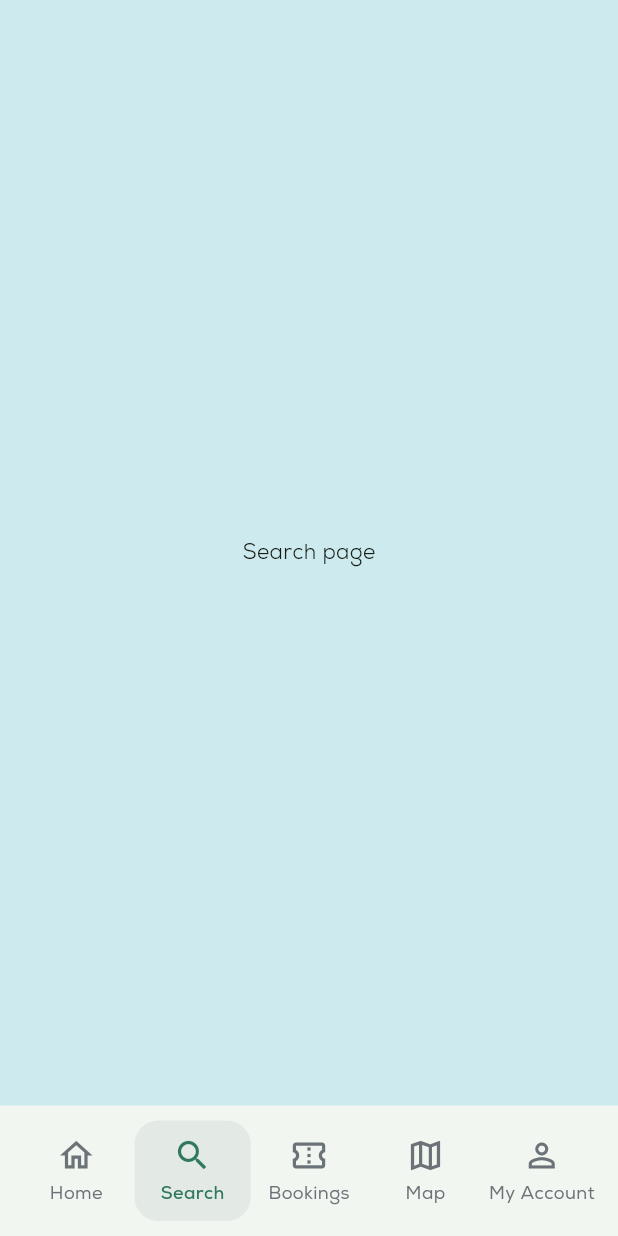
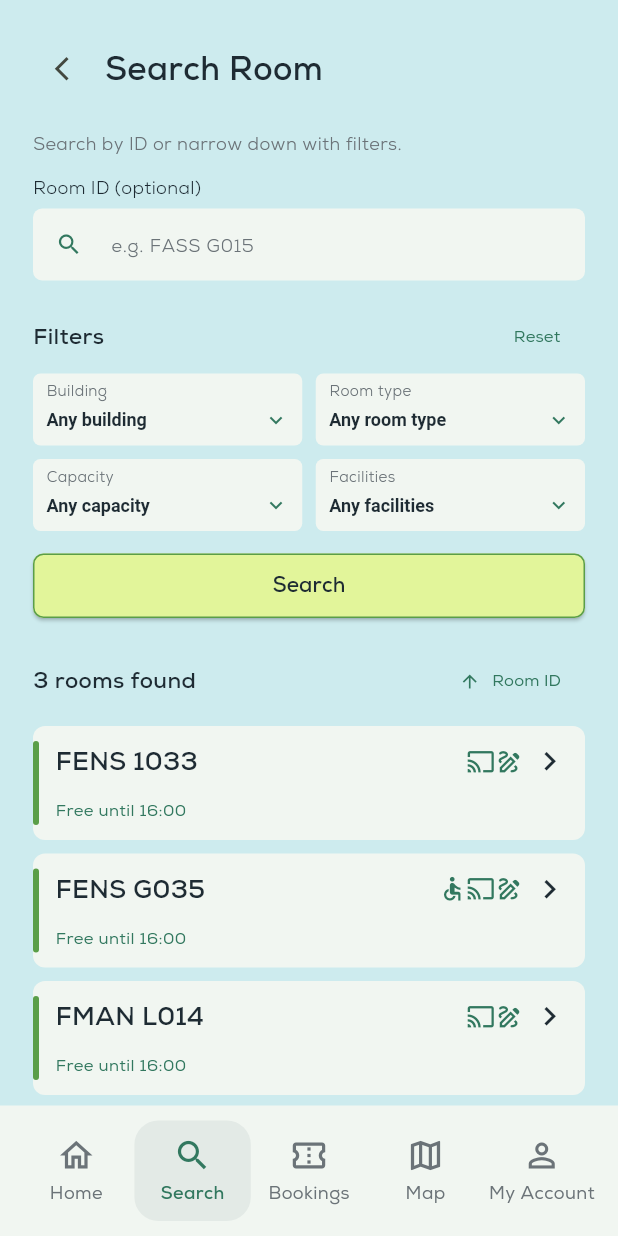
Before and after one commit to haneskicioglu/SuRoom, a Flutter app: the screen it shows after launch, scrolled down 123 dp, after a tap on "Search", on a phone screen of 412 x 824 dp. Run offline on Flutter 3.47's test engine with Material 3 defaults, Android fonts, the phone set to English and light mode, and no system bars; our stand-ins replace flutter_svg; project files that could hold a hidden picture were left out.

Commit message:
added search page with mock data

```diff
--- a/lib/home_screen.dart
+++ b/lib/home_screen.dart
@@ -3,6 +3,7 @@ import 'package:flutter/services.dart';
 
 import 'app_colors.dart';
 import 'bottom_navigation.dart';
+import 'search_room_page.dart';
 
 class HomeScreen extends StatefulWidget {
   final int initialTab;
@@ -25,7 +26,7 @@ class _HomeScreenState extends State<HomeScreen> {
           : null,
       body: switch (_tab) {
         0 => const _HomeBody(),
-        1 => const Center(child: Text('Search page')),
+        1 => const SearchPage(),
         2 => const Center(child: Text('Bookings page')),
         3 => const Center(child: Text('Map page')),
         _ => const Center(child: Text('My Account page')),
--- a/lib/main.dart
+++ b/lib/main.dart
@@ -5,6 +5,7 @@ import 'home_screen.dart';
 import 'notifications_screen.dart';
 import 'campus_activities_screen.dart';
 import 'room_details.dart';
+import 'search_room_page.dart';
 
 void main() {
   runApp(const SuRoomApp());
@@ -29,6 +30,7 @@ class SuRoomApp extends StatelessWidget {
         '/notifications': (context) => const NotificationsScreen(),
         '/activities': (context) => const CampusActivitiesScreen(),
         '/room_details': (context) => const RoomDetails(),
+        '/search_room_page': (context) => const SearchPage(),
       }
     );
   }
--- /dev/null
+++ b/lib/search_room_page.dart
@@ -0,0 +1,522 @@
+
+import 'package:flutter/material.dart';
+import 'app_colors.dart';
+
+class SearchPage extends StatelessWidget {
+  const SearchPage({super.key});
+
+  @override
+  Widget build(BuildContext context) {
+    return const _SearchPageContent();
+  }
+}
+
+class _SearchPageContent extends StatefulWidget {
+  const _SearchPageContent();
+
+  @override
+  State<_SearchPageContent> createState() => _SearchPageContentState();
+}
+
+class _SearchPageContentState extends State<_SearchPageContent> {
+  final TextEditingController searchController = TextEditingController();
+
+  String building = 'Any building';
+  String roomType = 'Any room type';
+  String capacity = 'Any capacity';
+  String facility = 'Any facilities';
+
+  String searchQuery = '';
+  bool ascending = true;
+//MOCK DATA
+  final List<Map<String, dynamic>> rooms = [
+    {
+      'id': 'FENS G035',
+      'building': 'FENS',
+      'type': 'Classroom',
+      'capacity': 30,
+      'facilities': ['Projector', 'Whiteboard', 'Accessible'],
+      'available': '16:00',
+    },
+    {
+      'id': 'FMAN L014',
+      'building': 'FMAN',
+      'type': 'Lecture hall',
+      'capacity': 80,
+      'facilities': ['Projector', 'Whiteboard'],
+      'available': '16:00',
+    },
+    {
+      'id': 'FENS 1033',
+      'building': 'FENS',
+      'type': 'Classroom',
+      'capacity': 25,
+      'facilities': [
+        'Projector',
+        'Whiteboard',
+        'Inaccessible',
+      ],
+      'available': '16:00',
+    },
+  ];
+
+  @override
+  void dispose() {
+    searchController.dispose();
+    super.dispose();
+  }
+
+  List<Map<String, dynamic>> get filteredRooms {
+    final result = rooms.where((room) {
+      final idMatch = room['id']
+          .toString()
+          .toLowerCase()
+          .contains(searchQuery.toLowerCase());
+
+      final buildingMatch =
+          building == 'Any building' || room['building'] == building;
+
+      final typeMatch =
+          roomType == 'Any room type' || room['type'] == roomType;
+
+      final int roomCapacity = room['capacity'] as int;
+
+      final capacityMatch = capacity == 'Any capacity' ||
+          (capacity == '1-20' && roomCapacity <= 20) ||
+          (capacity == '21-50' &&
+              roomCapacity >= 21 &&
+              roomCapacity <= 50) ||
+          (capacity == '50+' && roomCapacity > 50);
+
+      final facilityMatch = facility == 'Any facilities' ||
+          (room['facilities'] as List<String>).contains(facility);
+
+      return idMatch &&
+          buildingMatch &&
+          typeMatch &&
+          capacityMatch &&
+          facilityMatch;
+    }).toList();
+
+    result.sort((a, b) => ascending
+        ? a['id'].compareTo(b['id'])
+        : b['id'].compareTo(a['id']));
+
+    return result;
+  }
+
+  void resetFilters() {
+    setState(() {
+      building = 'Any building';
+      roomType = 'Any room type';
+      capacity = 'Any capacity';
+      facility = 'Any facilities';
+      searchQuery = '';
+      searchController.clear();
+      ascending = true;
+    });
+  }
+
+  Widget filterDropdown(
+      String title,
+      String value,
+      List<String> options,
+      ValueChanged<String?> onChanged,
+      ) {
+    return Expanded(
+      child: Container(
+        padding: const EdgeInsets.symmetric(
+          horizontal: 9,
+          vertical: 5,
+        ),
+        decoration: BoxDecoration(
+          color: AppColors.cream,
+          borderRadius: BorderRadius.circular(5),
+        ),
+        child: Column(
+          crossAxisAlignment: CrossAxisAlignment.start,
+          children: [
+            Text(
+              title,
+              style: TextStyle(
+                fontSize: 10,
+                color: AppColors.grey,
+              ),
+            ),
+            DropdownButtonHideUnderline(
+              child: DropdownButton<String>(
+                value: value,
+                isExpanded: true,
+                isDense: true,
+                icon: const Icon(
+                  Icons.keyboard_arrow_down,
+                  size: 17,
+                  color: AppColors.teal,
+                ),
+                style: const TextStyle(
+                  color: AppColors.dark,
+                  fontSize: 12,
+                  fontWeight: FontWeight.w600,
+                ),
+                dropdownColor: AppColors.cream,
+                items: options.map((option) {
+                  return DropdownMenuItem<String>(
+                    value: option,
+                    child: Text(
+                      option,
+                      overflow: TextOverflow.ellipsis,
+                    ),
+                  );
+                }).toList(),
+                onChanged: onChanged,
+              ),
+            ),
+          ],
+        ),
+      ),
+    );
+  }
+
+  Widget facilityIcon(IconData icon) {
+    return Icon(
+      icon,
+      size: 19,
+      color: AppColors.teal,
+    );
+  }
+
+  Widget roomCard(Map<String, dynamic> room) {
+    final facilities = room['facilities'] as List<String>;
+
+    return GestureDetector(
+      onTap: () {
+        Navigator.pushNamed(
+          context,
+          '/room_details',
+          arguments: room['id'],
+        );
+      },
+      child: Container(
+        margin: const EdgeInsets.only(bottom: 9),
+        decoration: BoxDecoration(
+          color: AppColors.cream,
+          borderRadius: BorderRadius.circular(8),
+        ),
+        child: IntrinsicHeight(
+          child: Row(
+            children: [
+              Container(
+                width: 4,
+                margin: const EdgeInsets.symmetric(vertical: 10),
+                decoration: BoxDecoration(
+                  color: AppColors.green,
+                  borderRadius: BorderRadius.circular(4),
+                ),
+              ),
+              Expanded(
+                child: Padding(
+                  padding: const EdgeInsets.symmetric(
+                    horizontal: 11,
+                    vertical: 11,
+                  ),
+                  child: Column(
+                    crossAxisAlignment: CrossAxisAlignment.start,
+                    children: [
+                      Row(
+                        children: [
+                          Expanded(
+                            child: Text(
+                              room['id'],
+                              style: const TextStyle(
+                                fontSize: 17,
+                                fontWeight: FontWeight.bold,
+                                color: AppColors.dark,
+                              ),
+                            ),
+                          ),
+                          if (facilities.contains('Accessible'))
+                            facilityIcon(Icons.accessible),
+                          if (facilities.contains('Projector'))
+                            facilityIcon(Icons.cast),
+                          if (facilities.contains('Whiteboard'))
+                            facilityIcon(Icons.draw_outlined),
+                          const SizedBox(width: 5),
+                          const Icon(
+                            Icons.chevron_right,
+                            size: 25,
+                            color: AppColors.dark,
+                          ),
+                        ],
+                      ),
+                      const SizedBox(height: 13),
+                      Text(
+                        'Free until ${room['available']}',
+                        style: const TextStyle(
+                          color: AppColors.teal,
+                          fontSize: 11,
+                          fontWeight: FontWeight.w500,
+                        ),
+                      ),
+                    ],
+                  ),
+                ),
+              ),
+            ],
+          ),
+        ),
+      ),
+    );
+  }
+
+  @override
+  Widget build(BuildContext context) {
+    final results = filteredRooms;
+
+    return Scaffold(
+      backgroundColor: AppColors.blue_background,
+      body: SafeArea(
+        child: SingleChildScrollView(
+          padding: const EdgeInsets.symmetric(
+            horizontal: 22,
+            vertical: 22,
+          ),
+          child: Column(
+            crossAxisAlignment: CrossAxisAlignment.start,
+            children: [
+              // HEADER
+              Row(
+                children: [
+                  IconButton(
+                    icon: const Icon(
+                      Icons.arrow_back_ios,
+                      size: 19,
+                    ),
+                    onPressed: () => Navigator.pushReplacementNamed(context, '/'),
+                  ),
+                  const Text(
+                    'Search Room',
+                    style: TextStyle(
+                      fontSize: 22,
+                      fontWeight: FontWeight.bold,
+                      color: AppColors.dark,
+                    ),
+                  ),
+                ],
+              ),
+
+              const SizedBox(height: 18),
+
+              Text(
+                'Search by ID or narrow down with filters.',
+                style: TextStyle(
+                  fontSize: 12,
+                  color: AppColors.grey,
+                ),
+              ),
+
+              const SizedBox(height: 12),
+
+              // SEARCH FIELD
+              const Text(
+                'Room ID (optional)',
+                style: TextStyle(
+                  fontSize: 12,
+                  color: AppColors.dark,
+                ),
+              ),
+
+              const SizedBox(height: 5),
+
+              TextField(
+                controller: searchController,
+                onSubmitted: (_) {
+                  setState(() {
+                    searchQuery = searchController.text.trim();
+                  });
+                },
+                decoration: InputDecoration(
+                  hintText: 'e.g. FASS G015',
+                  hintStyle: TextStyle(
+                    color: AppColors.grey,
+                    fontSize: 12,
+                  ),
+                  prefixIcon: const Icon(
+                    Icons.search,
+                    color: AppColors.teal,
+                  ),
+                  filled: true,
+                  fillColor: AppColors.cream,
+                  isDense: true,
+                  border: OutlineInputBorder(
+                    borderRadius: BorderRadius.circular(6),
+                    borderSide: BorderSide.none,
+                  ),
+                ),
+              ),
+
+              const SizedBox(height: 14),
+
+              // FILTERS
+              Row(
+                mainAxisAlignment: MainAxisAlignment.spaceBetween,
+                children: [
+                  const Text(
+                    'Filters',
+                    style: TextStyle(
+                      fontSize: 15,
+                      fontWeight: FontWeight.bold,
+                      color: AppColors.dark,
+                    ),
+                  ),
+                  TextButton(
+                    onPressed: resetFilters,
+                    child: const Text(
+                      'Reset',
+                      style: TextStyle(
+                        color: AppColors.teal,
+                        fontSize: 11,
+                      ),
+                    ),
+                  ),
+                ],
+              ),
+
+              Row(
+                children: [
+                  filterDropdown(
+                    'Building',
+                    building,
+                    ['Any building', 'FENS', 'FMAN', 'FASS'],
+                        (value) => setState(() => building = value!),
+                  ),
+                  const SizedBox(width: 9),
+                  filterDropdown(
+                    'Room type',
+                    roomType,
+                    [
+                      'Any room type',
+                      'Classroom',
+                      'Lecture hall',
+                      'Study room',
+                    ],
+                        (value) => setState(() => roomType = value!),
+                  ),
+                ],
+              ),
+
+              const SizedBox(height: 9),
+
+              Row(
+                children: [
+                  filterDropdown(
+                    'Capacity',
+                    capacity,
+                    ['Any capacity', '1-20', '21-50', '50+'],
+                        (value) => setState(() => capacity = value!),
+                  ),
+                  const SizedBox(width: 9),
+                  filterDropdown(
+                    'Facilities',
+                    facility,
+                    [
+                      'Any facilities',
+                      'Projector',
+                      'Whiteboard',
+                      'Accessible',
+                    ],
+                        (value) => setState(() => facility = value!),
+                  ),
+                ],
+              ),
+
+              const SizedBox(height: 15),
+
+              // SEARCH BUTTON
+              SizedBox(
+                width: double.infinity,
+                height: 43,
+                child: ElevatedButton(
+                  onPressed: () {
+                    setState(() {
+                      searchQuery = searchController.text.trim();
+                    });
+                  },
+                  style: ElevatedButton.styleFrom(
+                    backgroundColor: AppColors.lime,
+                    foregroundColor: AppColors.dark,
+                    elevation: 1,
+                    shape: RoundedRectangleBorder(
+                      borderRadius: BorderRadius.circular(7),
+                      side: const BorderSide(
+                        color: AppColors.green,
+                      ),
+                    ),
+                  ),
+                  child: const Text(
+                    'Search',
+                    style: TextStyle(
+                      fontSize: 14,
+                      fontWeight: FontWeight.bold,
+                    ),
+                  ),
+                ),
+              ),
+
+              const SizedBox(height: 18),
+
+              // RESULTS HEADER
+              Row(
+                mainAxisAlignment: MainAxisAlignment.spaceBetween,
+                children: [
+                  Text(
+                    '${results.length} rooms found',
+                    style: const TextStyle(
+                      fontSize: 15,
+                      fontWeight: FontWeight.bold,
+                      color: AppColors.dark,
+                    ),
+                  ),
+                  TextButton.icon(
+                    onPressed: () {
+                      setState(() => ascending = !ascending);
+                    },
+                    icon: Icon(
+                      ascending
+                          ? Icons.arrow_upward
+                          : Icons.arrow_downward,
+                      size: 14,
+                      color: AppColors.teal,
+                    ),
+                    label: const Text(
+                      'Room ID',
+                      style: TextStyle(
+                        color: AppColors.teal,
+                        fontSize: 11,
+                      ),
+                    ),
+                  ),
+                ],
+              ),
+
+              const SizedBox(height: 6),
+
+              // ROOM RESULTS
+              if (results.isEmpty)
+                const Center(
+                  child: Padding(
+                    padding: EdgeInsets.all(30),
+                    child: Text(
+                      'No rooms found.',
+                      style: TextStyle(color: AppColors.grey),
+                    ),
+                  ),
+                )
+              else
+                ...results.map(roomCard),
+            ],
+          ),
+        ),
+      ),
+    );
+  }
+}
```
